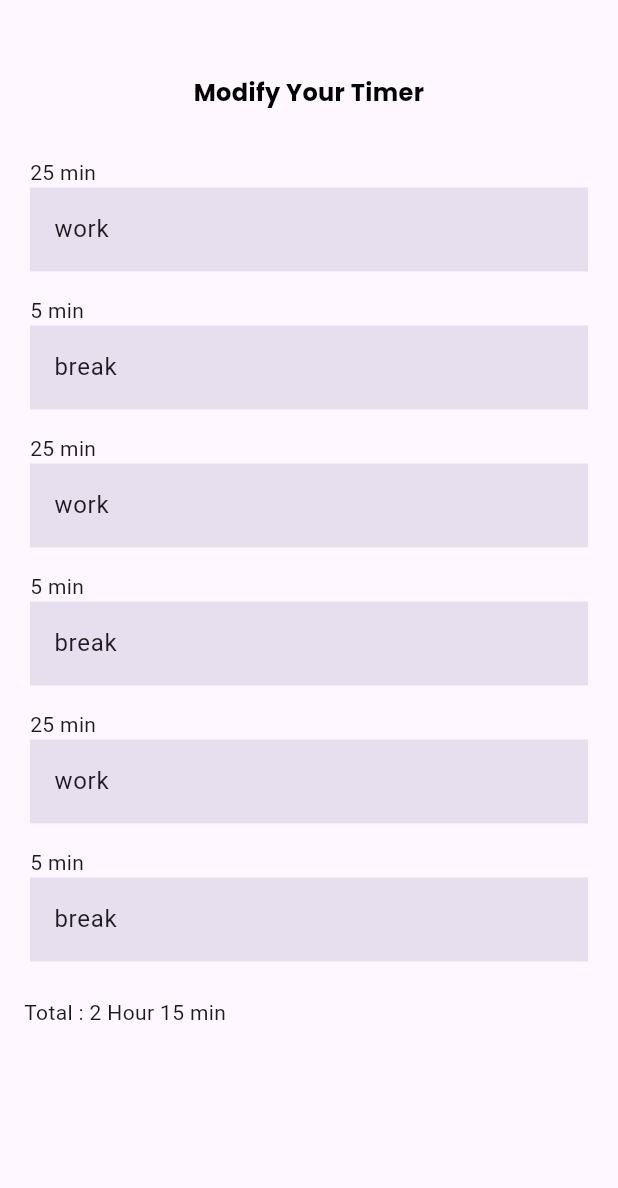
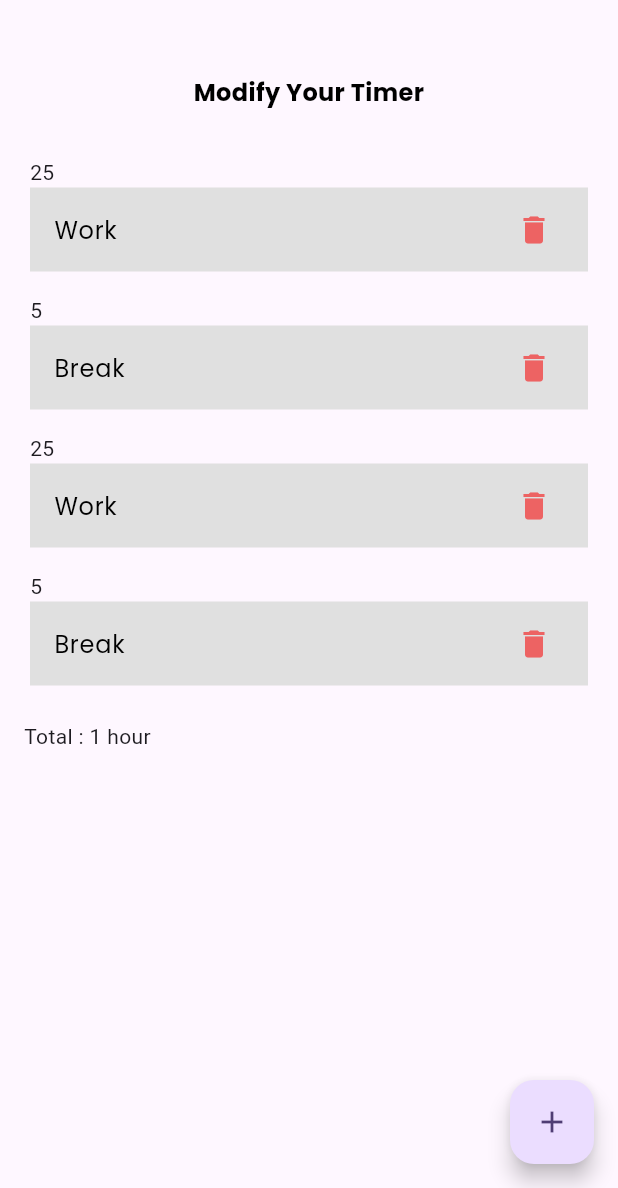
Before and after one commit to southampere28/pomodotimer, a Flutter app: the CustomPage screen opened directly, on a phone screen of 412 x 824 dp, the part 48-1236 px from its top. Run offline on Flutter 3.47's test engine with Material 3 defaults, Android fonts, the phone set to English and light mode, and no system bars; our stand-ins replace fluttertoast, google_fonts.

Commit message:
feat: Create TimerProvider and Update Custom Page

```diff
--- a/lib/pages/custom_page.dart
+++ b/lib/pages/custom_page.dart
@@ -1,6 +1,9 @@
 import 'package:flutter/material.dart';
+import 'package:pomodotimer/model/timer_item.dart';
+import 'package:pomodotimer/providers/timer_provider.dart';
 import 'package:pomodotimer/theme.dart';
 import 'package:pomodotimer/widgets/header_widget.dart';
+import 'package:provider/provider.dart';
 
 class CustomPage extends StatefulWidget {
   const CustomPage({super.key});
@@ -10,19 +13,9 @@ class CustomPage extends StatefulWidget {
 }
 
 class _CustomPageState extends State<CustomPage> {
-  List<Map<String, dynamic>> dataExample = [
-    {"title": "work", "time": "25 min"},
-    {"title": "break", "time": "5 min"},
-    {"title": "work", "time": "25 min"},
-    {"title": "break", "time": "5 min"},
-    {"title": "work", "time": "25 min"},
-    {"title": "break", "time": "5 min"},
-  ];
-
   @override
   Widget build(BuildContext context) {
-    final ColorScheme colorScheme = Theme.of(context).colorScheme;
-    final Color evenItemColor = colorScheme.primary.withOpacity(0.15);
+    TimerProvider timerprovider = Provider.of<TimerProvider>(context);
 
     return SafeArea(
       child: Scaffold(
@@ -46,40 +39,79 @@ class _CustomPageState extends State<CustomPage> {
                 shrinkWrap: true,
                 padding: const EdgeInsets.symmetric(horizontal: 4),
                 children: <Widget>[
-                  for (int index = 0; index < dataExample.length; index += 1)
+                  for (int index = 0;
+                      index < timerprovider.customTimers.length;
+                      index += 1)
                     Padding(
                       key: Key('$index'),
                       padding: const EdgeInsets.symmetric(vertical: 8),
                       child: Column(
                         crossAxisAlignment: CrossAxisAlignment.start,
                         children: [
-                          Text('${dataExample[index]["time"]}'),
+                          Text('${timerprovider.customTimers[index].timer}'),
                           ListTile(
-                            tileColor: evenItemColor,
-                            title: Text(dataExample[index]["title"]),
+                            tileColor: Colors.grey.shade300,
+                            title: Text(
+                              timerprovider.customTimers[index].title,
+                              style: primaryTextStyle.copyWith(
+                                fontSize: 16,
+                              ),
+                            ),
+                            trailing: GestureDetector(
+                                onTap: () {
+                                  timerprovider.removeTimer(index);
+                                },
+                                child: const Icon(
+                                  Icons.delete,
+                                  color: alertColor,
+                                )),
                           ),
                         ],
                       ),
                     ),
                 ],
                 onReorder: (int oldIndex, int newIndex) {
-                  setState(() {
-                    if (oldIndex < newIndex) {
-                      newIndex -= 1;
-                    }
-                    final item = dataExample.removeAt(oldIndex);
-                    dataExample.insert(newIndex, item);
-                  });
+                  timerprovider.reorderTimer(oldIndex, newIndex);
                 },
               ),
               const SizedBox(
                 height: 16,
               ),
-              Text('Total : 2 Hour 15 min')
+              Text(
+                  'Total : ${convertMinutesToHoursAndMinutes(timerprovider.countTimeLength())}'),
+              const SizedBox(
+                height: 100,
+              )
             ],
           ),
         ),
+        floatingActionButton: FloatingActionButton(
+            child: const Icon(Icons.add),
+            onPressed: () {
+              timerprovider
+                  .addTimer(TimerItem(title: "Short Break", timer: 15));
+            }),
       ),
     );
   }
 }
+
+String convertMinutesToHoursAndMinutes(int totalMinutes) {
+  // Handle negative input
+  if (totalMinutes < 0) {
+    return "Invalid input: minutes cannot be negative";
+  }
+
+  // Calculate hours and remaining minutes
+  final hours = totalMinutes ~/ 60; // Integer division in Dart
+  final minutes = totalMinutes % 60;
+
+  // Format the output
+  if (hours == 0) {
+    return "$minutes min";
+  } else if (minutes == 0) {
+    return "$hours hour${hours != 1 ? 's' : ''}";
+  } else {
+    return "$hours hour${hours != 1 ? 's' : ''} $minutes min";
+  }
+}
--- /dev/null
+++ b/lib/providers/timer_provider.dart
@@ -0,0 +1,39 @@
+import 'package:flutter/foundation.dart';
+import 'package:flutter/material.dart';
+import 'package:pomodotimer/model/timer_item.dart';
+
+class TimerProvider with ChangeNotifier {
+  List<TimerItem> _customTimers = [
+    TimerItem(title: "Work", timer: 25),
+    TimerItem(title: "Break", timer: 5),
+    TimerItem(title: "Work", timer: 25),
+    TimerItem(title: "Break", timer: 5),
+  ];
+
+  List<TimerItem> get customTimers => _customTimers;
+
+  void addTimer(TimerItem timer) {
+    _customTimers.add(timer);
+    notifyListeners();
+  }
+
+  void removeTimer(int index) {
+    _customTimers.removeAt(index);
+    notifyListeners();
+  }
+
+  void reorderTimer(int oldIndex, int newIndex) {
+    if (oldIndex < newIndex) newIndex -= 1;
+    final item = _customTimers.removeAt(oldIndex);
+    _customTimers.insert(newIndex, item);
+    notifyListeners();
+  }
+
+  int countTimeLength() {
+    int sum = 0;
+    for (int index = 0; index < _customTimers.length; index++) {
+      sum += _customTimers[index].timer;
+    }
+    return sum;
+  }
+}
```
